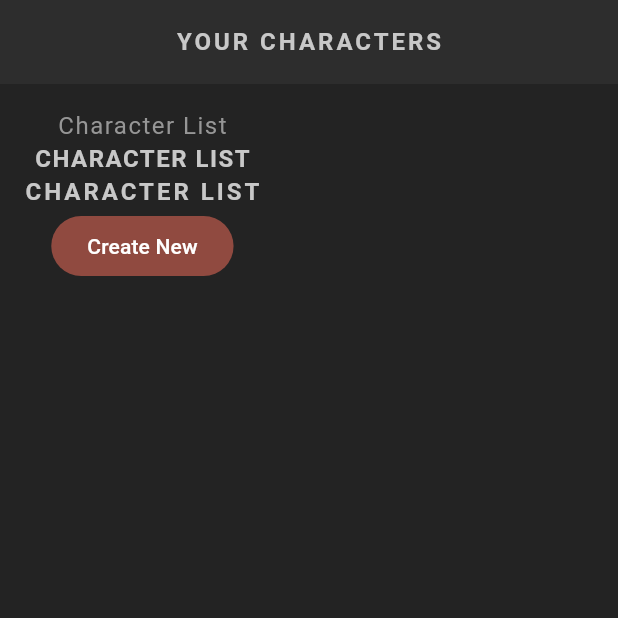
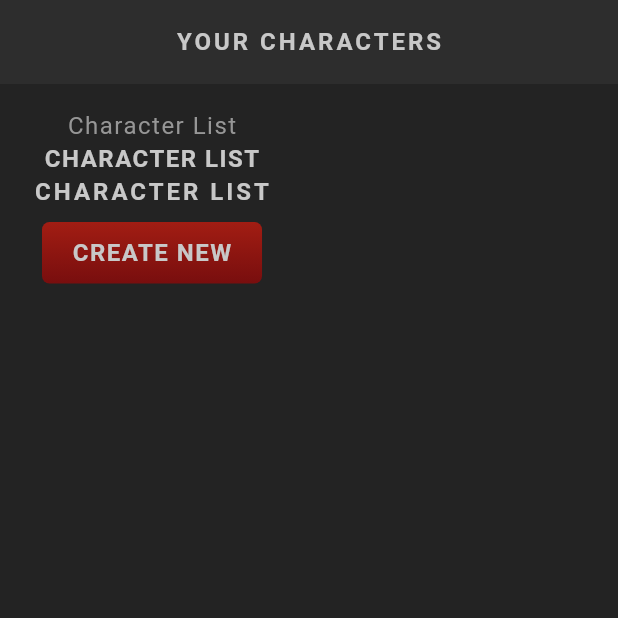
Before and after one commit to Pookiloo/flutter_rpg, a Flutter app: the screen it shows after launch, on a phone screen of 412 x 824 dp, the top half of it. Run offline on Flutter 3.47's test engine with Material 3 defaults, Android fonts, the phone set to English and light mode, and no system bars; our stand-ins replace google_fonts; Roboto replaces fonts that are missing (Kanit).

Commit message:
Lesson 24: Container Gradients

```diff
--- a/lib/screens/home/home.dart
+++ b/lib/screens/home/home.dart
@@ -1,4 +1,5 @@
 import 'package:flutter/material.dart';
+import 'package:flutter_rpg/shared/styled_button.dart';
 import 'package:flutter_rpg/shared/styled_text.dart';
 
 class Home extends StatefulWidget {
@@ -24,9 +25,9 @@ class _HomeState extends State<Home> {
             const StyledHeading('Character List'),
             const StyledTitle('Character List'),
 
-            FilledButton(
+            StyledButton(
               onPressed: (){},
-              child: const Text('Create New'),
+              child: StyledHeading('Create New'),
             )
           ],
         ),
--- /dev/null
+++ b/lib/shared/styled_button.dart
@@ -0,0 +1,31 @@
+import 'package:flutter/material.dart';
+import 'package:flutter_rpg/theme.dart';
+
+class StyledButton extends StatelessWidget {
+  const StyledButton({
+    super.key,
+    required this.onPressed,
+    required this.child,
+
+  });
+
+  final Function() onPressed;
+  final Widget child;
+
+  @override
+  Widget build(BuildContext context) {
+    return TextButton(onPressed: onPressed, child: Container(
+      padding: const EdgeInsets.symmetric(vertical: 10,horizontal: 20),
+      decoration: BoxDecoration(
+        gradient: LinearGradient(
+        colors: [AppColors.primaryColor, AppColors.primaryAccent],
+        begin: Alignment.topCenter,
+        end: Alignment.bottomCenter,
+        ),
+      borderRadius: const BorderRadius.all(Radius.circular(5)),
+      ),
+      child: child,
+
+    ));
+  }
+}
```
